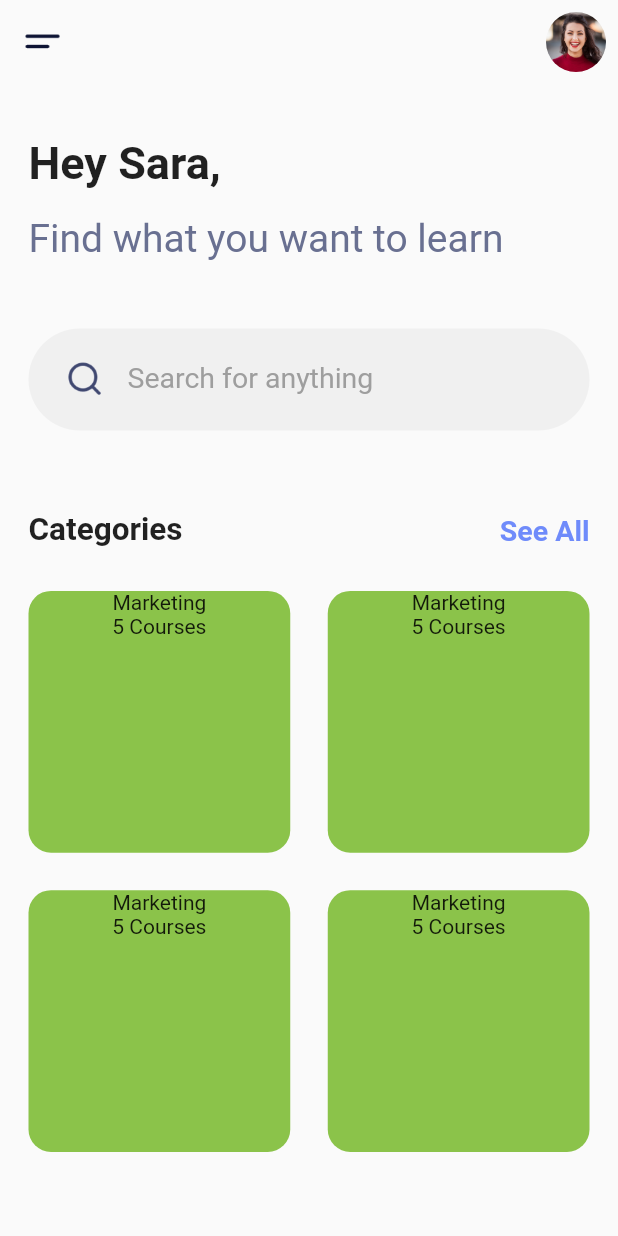
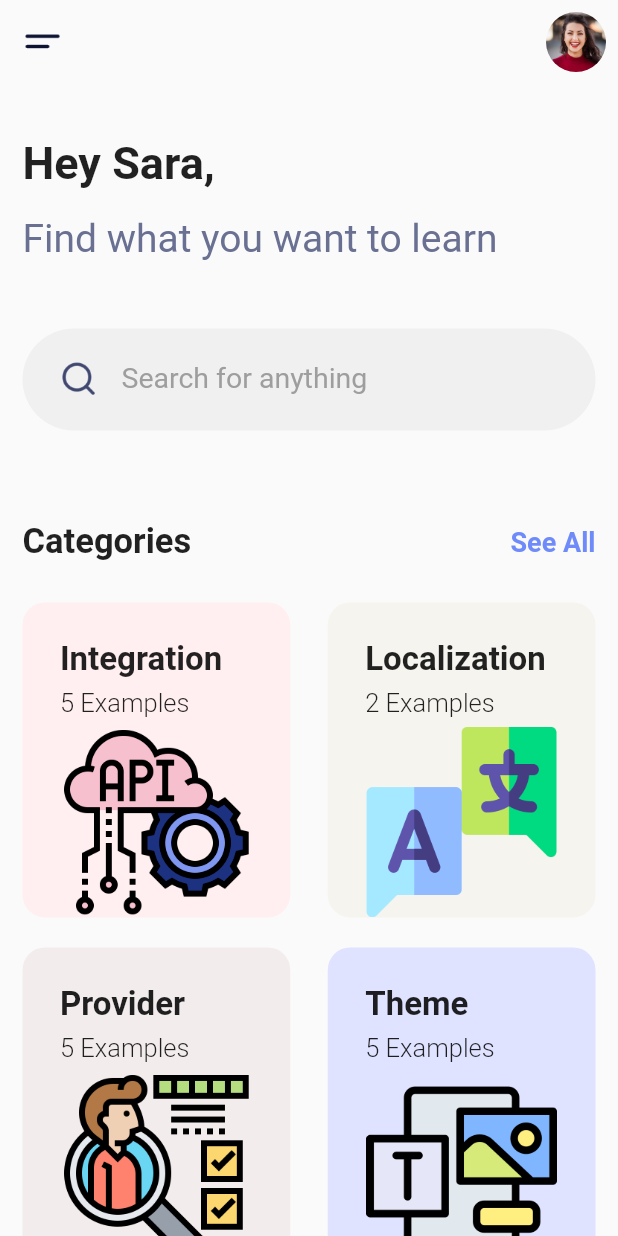
Before and after one commit to aymanpsu/boilerplate_flutter, a Flutter app: the screen it shows after launch, on a phone screen of 412 x 824 dp. Run offline on Flutter 3.47's test engine with Material 2 defaults, Android fonts, the phone set to English and light mode, and no system bars.

Commit message:
Finsih home page UI

```diff
--- /dev/null
+++ b/lib/data/data.dart
@@ -0,0 +1,41 @@
+import '../models/categories_modal.dart';
+
+final _category_1 = Categories(
+  id: 0,
+  name: "Integration",
+  image: "assets/images/api_icon.png",
+  backgroundColor: "#FFEFF0",
+  numberOfExample: 5,
+  routePath: "/",
+);
+final _category_2 = Categories(
+  id: 1,
+  name: "Localization",
+  image: "assets/images/localization_icon.png",
+  backgroundColor: "#F5F4EF",
+  numberOfExample: 2,
+  routePath: "/",
+);
+final _category_3 = Categories(
+  id: 2,
+  name: "Provider",
+  image: "assets/images/provider_icon.png",
+  backgroundColor: "#F3ECED",
+  numberOfExample: 5,
+  routePath: "/",
+);
+final _category_4 = Categories(
+  id: 3,
+  name: "Theme",
+  image: "assets/images/theme_icon.png",
+  backgroundColor: "#DFE3FF",
+  numberOfExample: 5,
+  routePath: "/",
+);
+
+final List<Categories> categories = [
+  _category_1,
+  _category_2,
+  _category_3,
+  _category_4,
+];
--- /dev/null
+++ b/lib/models/categories_modal.dart
@@ -0,0 +1,17 @@
+class Categories {
+  int id;
+  String name;
+  String image;
+  String backgroundColor;
+  int numberOfExample;
+  String routePath;
+
+  Categories({
+    this.id,
+    this.name,
+    this.image,
+    this.backgroundColor,
+    this.numberOfExample,
+    this.routePath,
+  });
+}
--- a/lib/screens/homeScreen.dart
+++ b/lib/screens/homeScreen.dart
@@ -1,5 +1,7 @@
 import 'package:flutter/material.dart';
 import 'package:test_http/values/app_colors.dart';
+import '../widgets/categoriesList.dart';
+import '../data/data.dart';
 
 class HomeScreen extends StatelessWidget {
   const HomeScreen({Key key}) : super(key: key);
@@ -31,19 +33,98 @@ class HomeScreen extends StatelessWidget {
     return Scaffold(
       appBar: appBar,
       body: SafeArea(
+        child: SingleChildScrollView(
+          physics: BouncingScrollPhysics(),
+          child: ConstrainedBox(
+            constraints:
+                BoxConstraints(maxHeight: deviceHeight),
             child: Column(
               children: <Widget>[
                 Container(
                   // color: Colors.red,
-              height: (deviceHeight - appBarHeight - statusBarHeight) * 0.31,
+                  height:
+                      (deviceHeight - appBarHeight - statusBarHeight) * 0.32,
                   width: double.infinity,
                   child: Padding(
                     padding: const EdgeInsets.only(
-                  left: 19.0,
-                  right: 19.0,
+                      left: 15.0,
+                      right: 15.0,
                       top: 35,
                     ),
-                child: Column(
+                    child: TopSection(),
+                  ),
+                ),
+                Container(
+                  height:
+                      (deviceHeight - appBarHeight - statusBarHeight) * 0.13,
+                  width: double.infinity,
+                  // color: Colors.blue,
+                  child: Padding(
+                    padding: const EdgeInsets.only(
+                      left: 15.0,
+                      right: 15.0,
+                      top: 19,
+                    ),
+                    child: Row(
+                      mainAxisAlignment: MainAxisAlignment.spaceBetween,
+                      children: <Widget>[
+                        Text(
+                          "Categories",
+                          style: TextStyle(
+                            fontSize: 23,
+                            fontWeight: FontWeight.w700,
+                          ),
+                        ),
+                        Text(
+                          "See All",
+                          style: TextStyle(
+                            fontSize: 18,
+                            fontWeight: FontWeight.w700,
+                            color: AppColors.lightBlue,
+                          ),
+                        )
+                      ],
+                    ),
+                  ),
+                ),
+                Expanded(
+                  child: Padding(
+                    padding: const EdgeInsets.only(
+                      left: 15.0,
+                      right: 15.0,
+                    ),
+                    child: GridView.builder(
+                      physics: NeverScrollableScrollPhysics(),
+                      gridDelegate: SliverGridDelegateWithFixedCrossAxisCount(
+                        crossAxisCount: 2,
+                        mainAxisSpacing: 20,
+                        crossAxisSpacing: 25,
+                        childAspectRatio: 0.85,
+                      ),
+                      itemCount: categories.length,
+                      itemBuilder: (context, int index) {
+                        return CategoriesList(categories: categories[index]);
+                      },
+                    ),
+                  ),
+                )
+              ],
+            ),
+          ),
+        ),
+      ),
+    );
+  }
+}
+
+class TopSection extends StatelessWidget {
+  const TopSection({
+    Key key,
+  }) : super(key: key);
+
+  @override
+  Widget build(BuildContext context) {
+    return Column(
       crossAxisAlignment: CrossAxisAlignment.start,
       children: <Widget>[
         Text(
@@ -117,128 +198,6 @@ class HomeScreen extends StatelessWidget {
           ),
         )
       ],
-                ),
-              ),
-            ),
-            Container(
-              height: (deviceHeight - appBarHeight - statusBarHeight) * 0.13,
-              width: double.infinity,
-              // color: Colors.blue,
-              child: Padding(
-                padding: const EdgeInsets.only(
-                  left: 19.0,
-                  right: 19.0,
-                  top: 19,
-                ),
-                child: Row(
-                  mainAxisAlignment: MainAxisAlignment.spaceBetween,
-                  children: <Widget>[
-                    Text(
-                      "Categories",
-                      style: TextStyle(
-                        fontSize: 21,
-                        fontWeight: FontWeight.w700,
-                      ),
-                    ),
-                    Text(
-                      "See All",
-                      style: TextStyle(
-                        fontSize: 19,
-                        fontWeight: FontWeight.w700,
-                        color: AppColors.lightBlue,
-                      ),
-                    )
-                  ],
-                ),
-              ),
-            ),
-            Expanded(
-              child: Padding(
-                padding: const EdgeInsets.only(
-                  left: 19.0,
-                  right: 19.0,
-                ),
-                child: GridView.count(
-                  primary: false,
-                  crossAxisCount: 2,
-                  mainAxisSpacing: 25,
-                  crossAxisSpacing: 25,
-                  children: <Widget>[
-                    LayoutBuilder(
-                      builder: (context, constraints) {
-                        return Container(
-                          decoration: BoxDecoration(
-                            borderRadius: BorderRadius.circular(15.0),
-                            color: Colors.lightGreen,
-                          ),
-                          height: constraints.maxHeight * 0.3,
-                          child: Column(
-                            children: <Widget>[
-                              Text("Marketing"),
-                              Text("5 Courses"),
-                            ],
-                          ),
-                        );
-                      },
-                    ),
-                    LayoutBuilder(
-                      builder: (context, constraints) {
-                        return Container(
-                          decoration: BoxDecoration(
-                            borderRadius: BorderRadius.circular(15.0),
-                            color: Colors.lightGreen,
-                          ),
-                          height: constraints.maxHeight * 0.3,
-                          child: Column(
-                            children: <Widget>[
-                              Text("Marketing"),
-                              Text("5 Courses"),
-                            ],
-                          ),
-                        );
-                      },
-                    ),
-                    LayoutBuilder(
-                      builder: (context, constraints) {
-                        return Container(
-                          decoration: BoxDecoration(
-                            borderRadius: BorderRadius.circular(15.0),
-                            color: Colors.lightGreen,
-                          ),
-                          height: constraints.maxHeight * 0.3,
-                          child: Column(
-                            children: <Widget>[
-                              Text("Marketing"),
-                              Text("5 Courses"),
-                            ],
-                          ),
-                        );
-                      },
-                    ),
-                    LayoutBuilder(
-                      builder: (context, constraints) {
-                        return Container(
-                          decoration: BoxDecoration(
-                            borderRadius: BorderRadius.circular(15.0),
-                            color: Colors.lightGreen,
-                          ),
-                          height: constraints.maxHeight * 0.3,
-                          child: Column(
-                            children: <Widget>[
-                              Text("Marketing"),
-                              Text("5 Courses"),
-                            ],
-                          ),
-                        );
-                      },
-                    ),
-                  ],
-                ),
-              ),
-            ),
-          ],
-        ),
-      ),
     );
   }
 }
--- /dev/null
+++ b/lib/widgets/categoriesList.dart
@@ -0,0 +1,57 @@
+import 'package:flutter/material.dart';
+import 'package:test_http/data/data.dart';
+import 'package:test_http/functions/fromHexToColor.dart';
+import 'package:test_http/models/categories_modal.dart';
+
+class CategoriesList extends StatelessWidget {
+  final Categories categories;
+  const CategoriesList({Key key, this.categories}) : super(key: key);
+  @override
+  Widget build(BuildContext context) {
+    return Container(
+      decoration: BoxDecoration(
+        borderRadius: BorderRadius.circular(15.0),
+        color: HexColor(categories.backgroundColor),
+      ),
+      child: Column(
+        crossAxisAlignment: CrossAxisAlignment.start,
+        children: <Widget>[
+          Padding(
+            padding: const EdgeInsets.only(
+              top: 25.0,
+              left: 25,
+            ),
+            child: Text(
+              categories.name,
+              style: TextStyle(
+                fontSize: 22,
+                fontWeight: FontWeight.w700,
+              ),
+            ),
+          ),
+          Padding(
+            padding: const EdgeInsets.only(
+              top: 6,
+              left: 25,
+              bottom: 6,
+            ),
+            child: Text(
+              "${categories.numberOfExample} Examples",
+              style: TextStyle(
+                fontSize: 17,
+                fontWeight: FontWeight.w300,
+              ),
+            ),
+          ),
+          Expanded(
+            child: Image.asset(
+              categories.image,
+              width: double.infinity,
+              height: double.infinity,
+            ),
+          )
+        ],
+      ),
+    );
+  }
+}
--- a/pubspec.yaml
+++ b/pubspec.yaml
@@ -46,6 +46,11 @@ flutter:
    - assets/images/user_image.jpg
    - assets/images/menu_icon.png
    - assets/images/search_icon.png
+   - assets/images/api_icon.png
+   - assets/images/localization_icon.png
+   - assets/images/theme_icon.png
+   - assets/images/provider_icon.png
+
   #  - images/a_dot_ham.jpeg
 
   # An image asset can refer to one or more resolution-specific "variants", see
```
Also changed, not shown: assets/images/api_icon.png (added), assets/images/localization_icon.png (added), assets/images/provider_icon.png (added), assets/images/theme_icon.png (added). Lines whose indentation alone changed are shown as unchanged.
